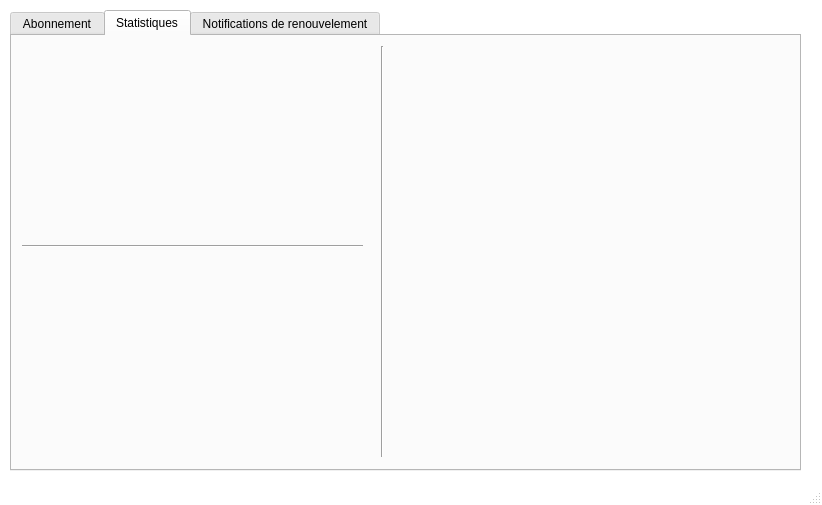
Qt form mainwindow.ui (azizjazzar/Projet) before a commit.
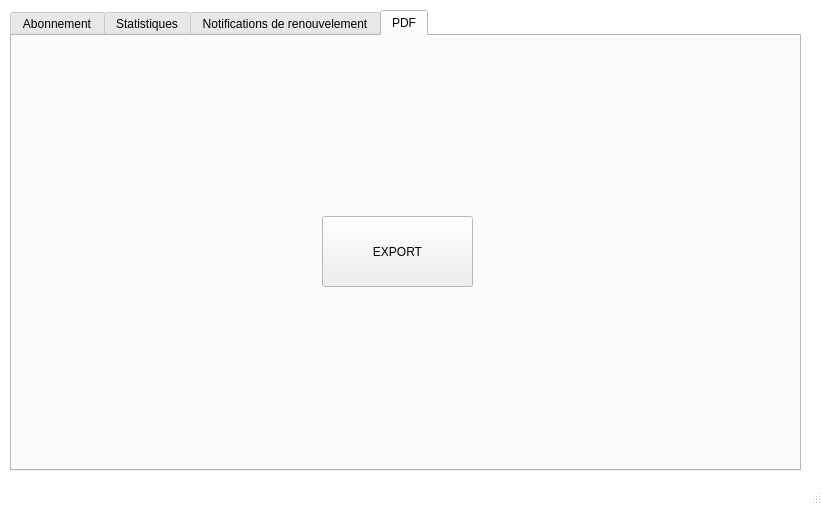
The same form after that commit. The open tabs and pages were chosen to show the change.

The edit to the form file:
```diff
--- a/mainwindow.ui
+++ b/mainwindow.ui
@@ -569,6 +569,24 @@
       </property>
      </widget>
     </widget>
+    <widget class="QWidget" name="tab">
+     <attribute name="title">
+      <string>PDF</string>
+     </attribute>
+     <widget class="QPushButton" name="pushButton_4">
+      <property name="geometry">
+       <rect>
+        <x>310</x>
+        <y>180</y>
+        <width>151</width>
+        <height>71</height>
+       </rect>
+      </property>
+      <property name="text">
+       <string>EXPORT</string>
+      </property>
+     </widget>
+    </widget>
    </widget>
   </widget>
   <widget class="QMenuBar" name="menubar">
```
Left out of the diff: 2 changed lines with no effect on the pictures.
